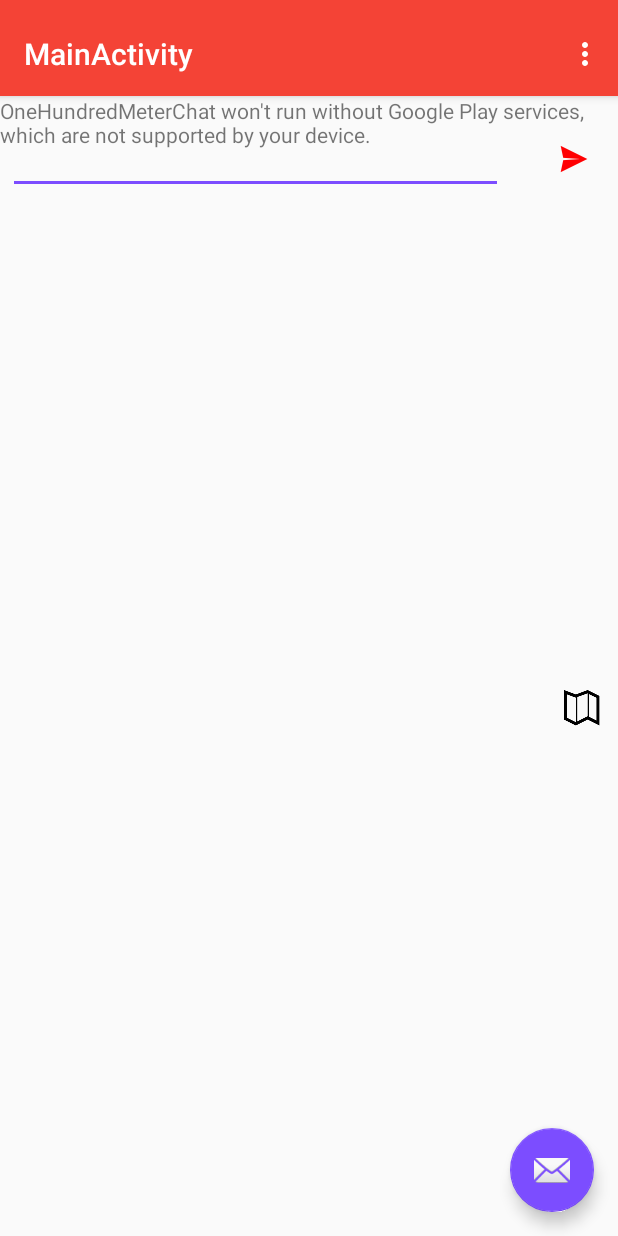
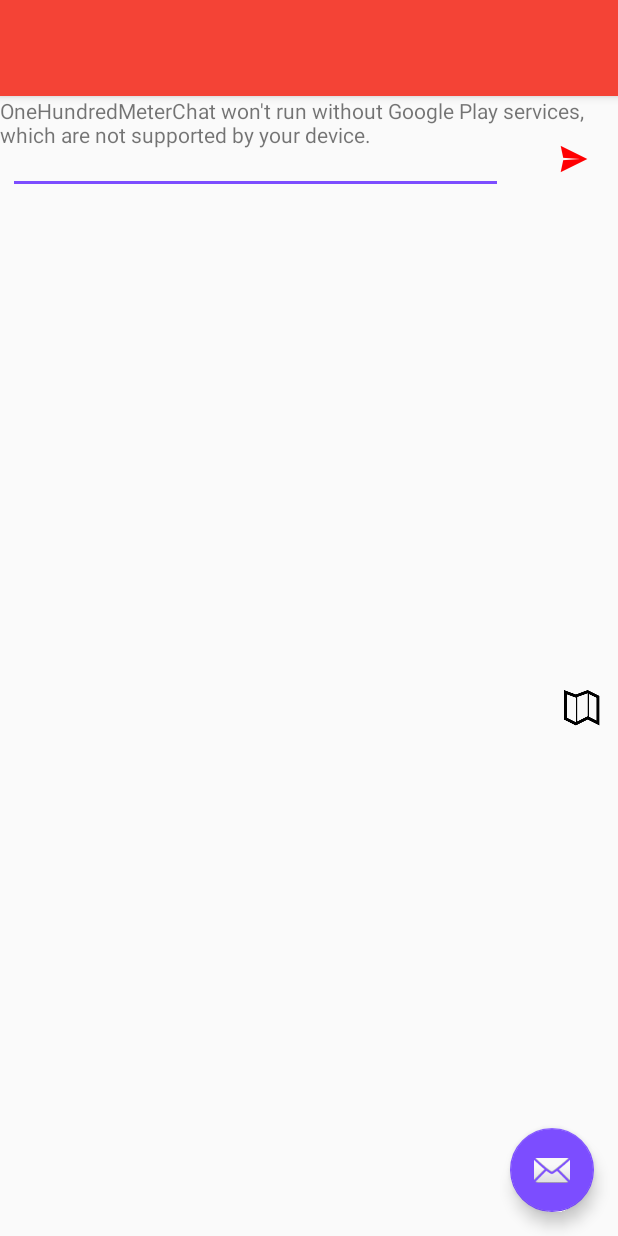
Before and after one commit to JustTrust/OneHundredMeterChat, an Android app: the MainActivity screen opened directly, with no data from a screen before it, on a phone screen of 412 x 824 dp. Run offline under Robolectric (Android 15) with nearby library versions, the phone set to English and light mode, and no system bars.

Commit message:
after merge

```diff
--- a/app/src/main/java/org/belichenko/a/onehundredmeterchat/MainActivity.java
+++ b/app/src/main/java/org/belichenko/a/onehundredmeterchat/MainActivity.java
@@ -44,7 +44,7 @@
         setContentView(R.layout.activity_main);
 
         Toolbar toolbar = (Toolbar) findViewById(R.id.toolbar);
-        setSupportActionBar(toolbar);
+        //setSupportActionBar(toolbar);
         // Create the adapter that will return a fragment for each of the three
         // primary sections of the activity.
         mSectionsPagerAdapter = new SectionsPagerAdapter(getSupportFragmentManager());
--- a/app/src/main/res/layout/fragment_map.xml
+++ b/app/src/main/res/layout/fragment_map.xml
@@ -24,7 +24,7 @@
         android:layout_alignParentRight="true"
         android:layout_marginRight="5dp"
         android:layout_marginTop="18dp"
-        android:src="@mipmap/ic_mapIcon" />
+        android:src="@mipmap/ic_map_icon" />
 
     <ImageView
         android:layout_width="wrap_content"
```
Also changed, not shown: app/src/main/res/mipmap-hdpi/ic_map_icon.png (renamed from app/src/main/res/mipmap-hdpi/ic_mapIcon.png), app/src/main/res/mipmap-mdpi/ic_map_icon.png (renamed from app/src/main/res/mipmap-mdpi/ic_mapIcon.png), app/src/main/res/mipmap-xhdpi/ic_map_icon.png (renamed from app/src/main/res/mipmap-xhdpi/ic_mapIcon.png), app/src/main/res/mipmap-xxhdpi/ic_map_icon.png (renamed from app/src/main/res/mipmap-xxhdpi/ic_mapIcon.png), app/src/main/res/mipmap-xxxhdpi/ic_map_icon.png (renamed from app/src/main/res/mipmap-xxxhdpi/ic_mapIcon.png).
